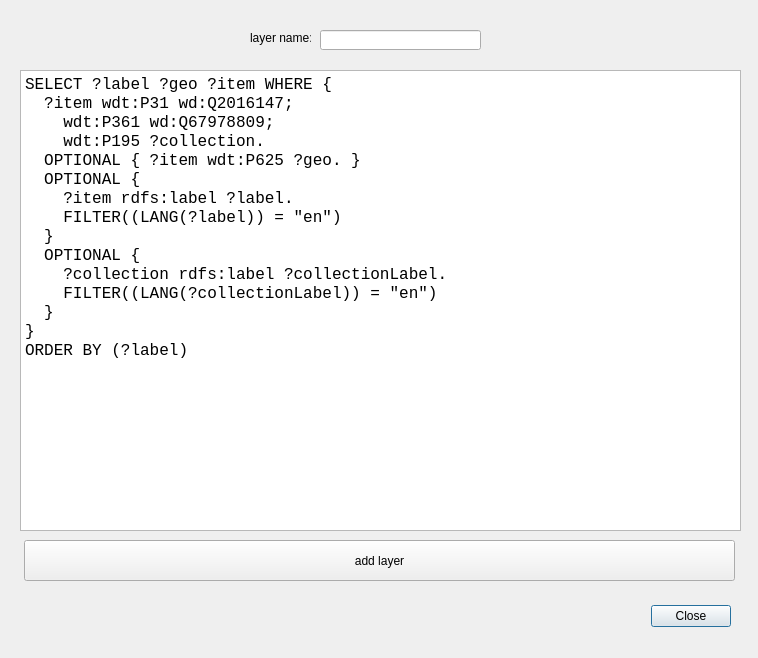
Old version of the form sparql_unicorn/sparql_unicorn_dialog_base.ui in the repository sparqlunicorn/sparqlunicornGoesGIS.
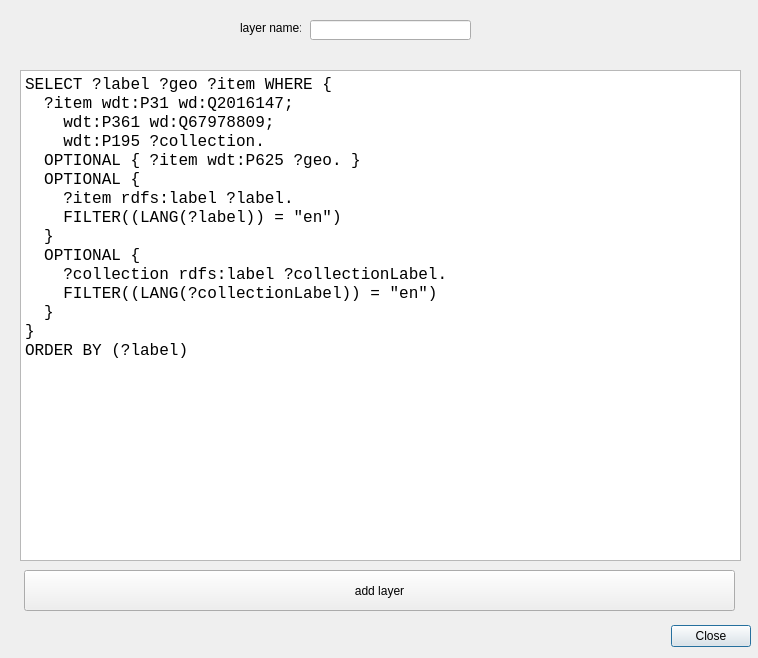
New version of the form.

Diff of the .ui file:
```diff
--- a/sparql_unicorn/sparql_unicorn_dialog_base.ui
+++ b/sparql_unicorn/sparql_unicorn_dialog_base.ui
@@ -16,8 +16,8 @@
   <widget class="QDialogButtonBox" name="button_box">
    <property name="geometry">
     <rect>
-     <x>390</x>
-     <y>600</y>
+     <x>410</x>
+     <y>620</y>
      <width>341</width>
      <height>32</height>
     </rect>
@@ -35,7 +35,7 @@
      <x>20</x>
      <y>70</y>
      <width>721</width>
-     <height>461</height>
+     <height>491</height>
     </rect>
    </property>
    <property name="font">
@@ -66,7 +66,7 @@
    <property name="geometry">
     <rect>
      <x>24</x>
-     <y>540</y>
+     <y>570</y>
      <width>711</width>
      <height>41</height>
     </rect>
@@ -78,8 +78,8 @@
   <widget class="QLabel" name="label">
    <property name="geometry">
     <rect>
-     <x>250</x>
-     <y>30</y>
+     <x>240</x>
+     <y>20</y>
      <width>61</width>
      <height>16</height>
     </rect>
@@ -91,8 +91,8 @@
   <widget class="QLineEdit" name="inp_label">
    <property name="geometry">
     <rect>
-     <x>320</x>
-     <y>30</y>
+     <x>310</x>
+     <y>20</y>
      <width>161</width>
      <height>20</height>
     </rect>
```
